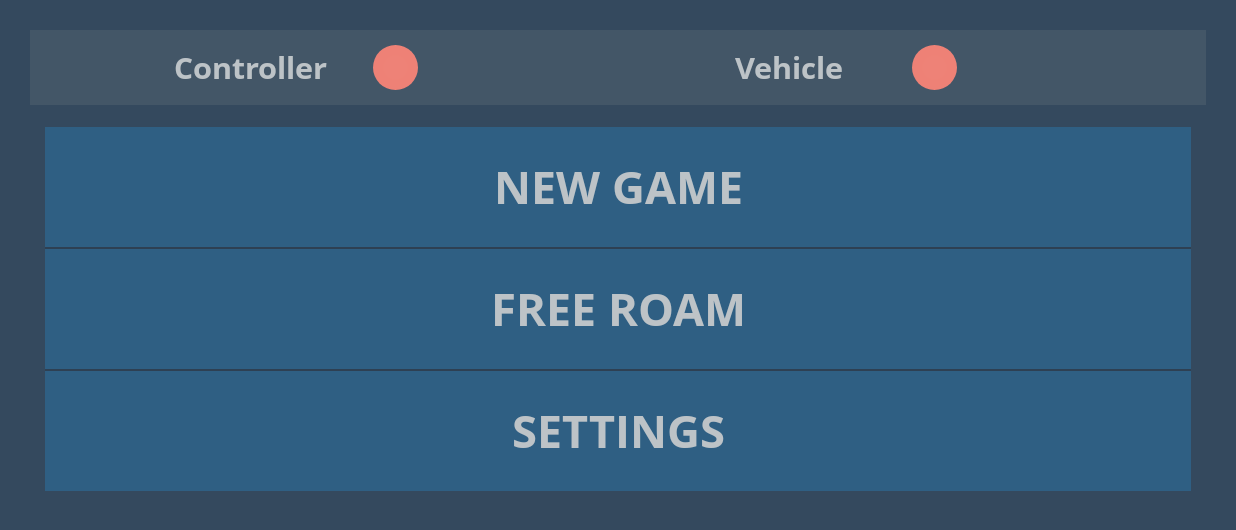
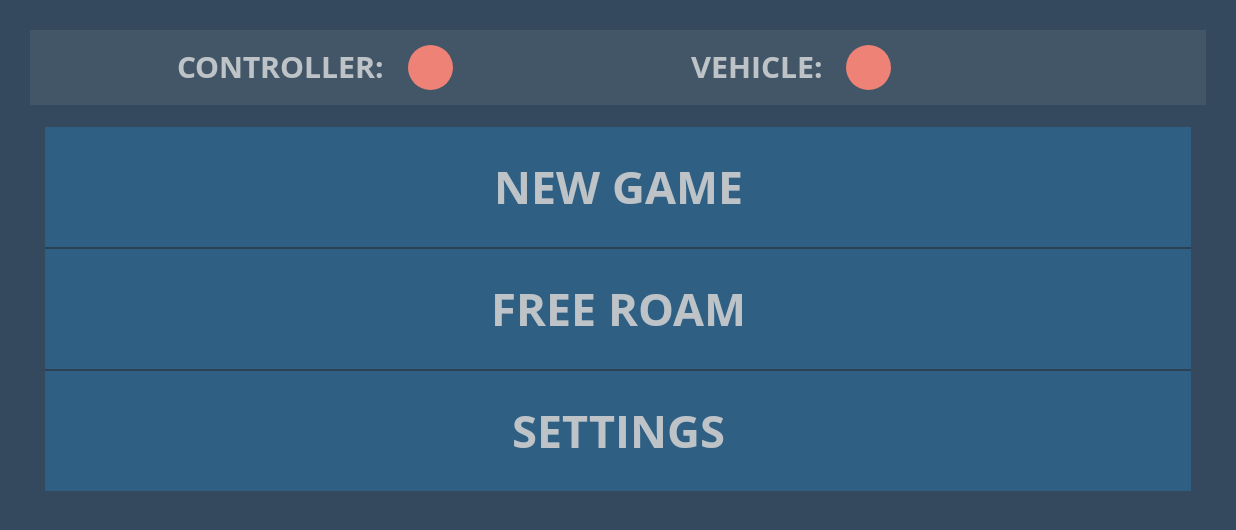
Before and after one commit to dkim89/FPGAController, an Android app: the screen it shows after launch (MainActivity), on a phone screen of 824 x 412 dp (held sideways). Shown: the top 530 px of the screen. Run offline under Robolectric (Android 15) with nearby library versions, the phone set to English and light mode, and no system bars; 1 statement that could not run was skipped.

Commit message:
Adjusted Status Bar

```diff
--- a/app/src/main/res/drawable/status_not_connected.xml
+++ b/app/src/main/res/drawable/status_not_connected.xml
@@ -5,7 +5,7 @@
 
     <gradient
         android:type="radial"
-        android:gradientRadius="3000%"
+        android:gradientRadius="6000%"
         android:startColor="@color/not_connected_end"
         android:endColor="@color/not_connected" />
 
--- a/app/src/main/res/layout/activity_main.xml
+++ b/app/src/main/res/layout/activity_main.xml
@@ -19,7 +19,7 @@
         android:layout_margin="@dimen/hud_margin_dimen"
         android:background="@color/hud_background"
         android:orientation="horizontal"
-        android:weightSum="24"
+        android:weightSum="16"
         android:layout_alignParentTop="true">
 
         <View
@@ -27,24 +27,29 @@
             android:layout_width="0dp"
             android:layout_height="match_parent" />
 
-        <spring15.ec551.fpgacontroller.CustomTextView
-            android:layout_height="match_parent"
-            android:layout_width="0dp"
-            android:layout_weight="5"
-            android:gravity="center"
-            android:textSize="@dimen/status_text_size"
-            android:text="@string/controller" />
         <RelativeLayout
             android:layout_width="0dp"
             android:layout_height="match_parent"
-            android:layout_weight="4" >
+            android:layout_weight="5" >
             <View
                 android:id="@+id/controller_indicator"
-                android:layout_centerVertical="true"
-                android:layout_alignParentLeft="true"
                 android:layout_width="@dimen/status_circle_size"
                 android:layout_height="@dimen/status_circle_size"
-                android:background="@drawable/status_not_connected"/>
+                android:background="@drawable/status_not_connected"
+                android:layout_centerVertical="true"
+                android:layout_toRightOf="@+id/controller_text"
+                android:layout_toEndOf="@+id/controller_text" />
+            <spring15.ec551.fpgacontroller.CustomTextView
+                android:id="@+id/controller_text"
+                android:layout_height="match_parent"
+                android:layout_width="wrap_content"
+                android:textSize="@dimen/status_text_size"
+                android:text="@string/controller"
+                android:layout_alignTop="@+id/controller_indicator"
+                android:layout_alignParentLeft="true"
+                android:layout_alignParentStart="true"
+                android:layout_centerVertical="true"
+                android:layout_marginRight="@dimen/status_margin"/>
         </RelativeLayout>
 
         <View
@@ -52,30 +57,30 @@
             android:layout_width="0dp"
             android:layout_height="match_parent" />
 
-        <spring15.ec551.fpgacontroller.CustomTextView
-            android:layout_height="match_parent"
-            android:layout_width="0dp"
-            android:layout_weight="5"
-            android:gravity="center"
-            android:textSize="@dimen/status_text_size"
-            android:text="@string/vehicle"/>
         <RelativeLayout
             android:layout_width="0dp"
             android:layout_height="match_parent"
-            android:layout_weight="4">
+            android:layout_weight="5" >
             <View
                 android:id="@+id/vehicle_indicator"
-                android:layout_centerVertical="true"
-                android:layout_alignParentLeft="true"
                 android:layout_width="@dimen/status_circle_size"
                 android:layout_height="@dimen/status_circle_size"
-                android:background="@drawable/status_not_connected"/>
+                android:background="@drawable/status_not_connected"
+                android:layout_centerVertical="true"
+                android:layout_toRightOf="@+id/vehicle_text"
+                android:layout_toEndOf="@+id/vehicle_text" />
+            <spring15.ec551.fpgacontroller.CustomTextView
+                android:id="@+id/vehicle_text"
+                android:layout_height="match_parent"
+                android:layout_width="wrap_content"
+                android:textSize="@dimen/status_text_size"
+                android:text="@string/vehicle"
+                android:layout_alignTop="@+id/vehicle_indicator"
+                android:layout_alignParentLeft="true"
+                android:layout_alignParentStart="true"
+                android:layout_centerVertical="true"
+                android:layout_marginRight="@dimen/status_margin"/>
         </RelativeLayout>
-
-        <View
-            android:layout_weight="2"
-            android:layout_width="0dp"
-            android:layout_height="match_parent" />
 
     </LinearLayout>
 
--- a/app/src/main/res/values/dimens.xml
+++ b/app/src/main/res/values/dimens.xml
@@ -13,5 +13,5 @@
 
     <dimen name="status_circle_size">30dp</dimen>
     <dimen name="status_text_size">20sp</dimen>
-    <dimen name="status_margin">10dp</dimen>
+    <dimen name="status_margin">15dp</dimen>
 </resources>
--- a/app/src/main/res/values/strings.xml
+++ b/app/src/main/res/values/strings.xml
@@ -2,6 +2,6 @@
     <string name="app_name">FPGAController</string>
     <string name="action_settings">Settings</string>
 
-    <string name="controller">Controller</string>
-    <string name="vehicle">Vehicle</string>
+    <string name="controller">CONTROLLER:</string>
+    <string name="vehicle">VEHICLE:</string>
 </resources>
```
